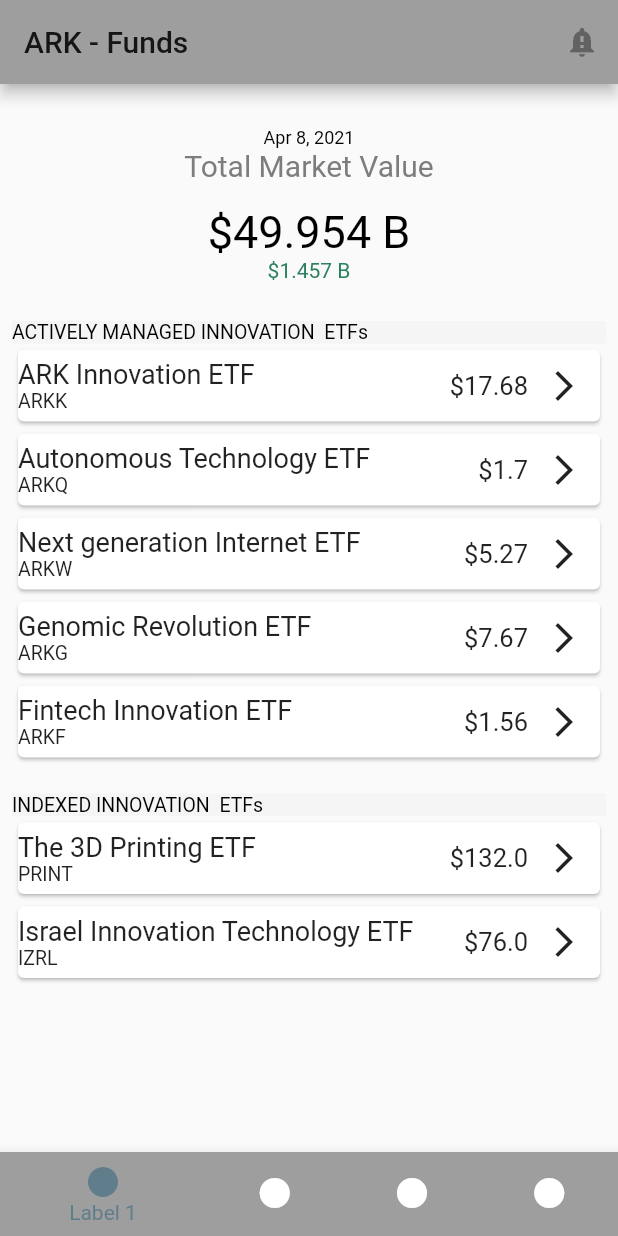
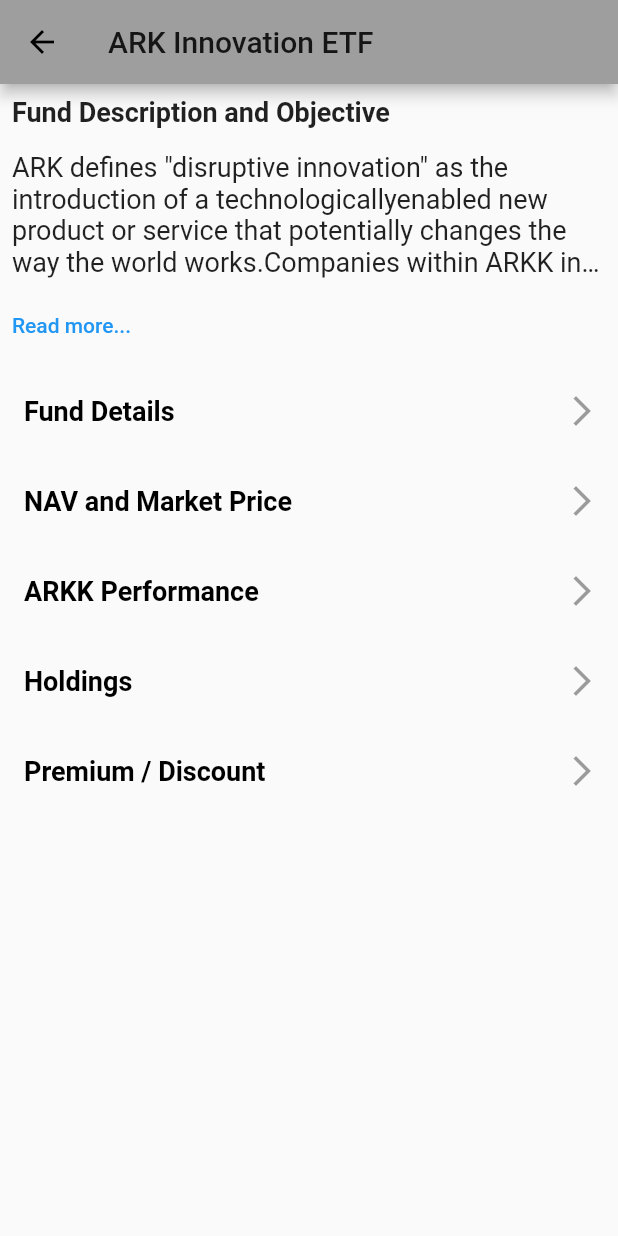
Before and after one commit to ajmal017/ARK-Funds, a Flutter app: the screen it shows after launch, after a tap on the "arrow forward ios" icon, on a phone screen of 412 x 824 dp. Run offline on Flutter 3.47's test engine with Material 2 defaults, Android fonts, the phone set to English and light mode, and no system bars.

Commit message:
added fund description

```diff
--- a/lib/dummy_data.dart
+++ b/lib/dummy_data.dart
@@ -40,3 +40,27 @@ final DUMMY_CATEGORIES2 = [
     amount: 76,
   ),
 ];
+
+final DUMMY_CATEGORIES3 = [
+  'Fund Details',
+  'NAV and Market Price',
+  'ARKK Performance',
+  'Holdings',
+  'Premium / Discount',
+  'Fund Documents',
+];
+
+final FUND_DESCRIPTION = [
+  'ARK defines \"disruptive innovation\" as the introduction of a technologically' +
+  'enabled new product or service that potentially changes the way the world works.' +
+  'Companies within ARKK include those that rely on or benefit from the development '+
+  'of new products or services, technological improvements and advancements in ' +
+  'scientific research relating to the areas of DNA technologies \(\"Genomic Revolution\"\), '+
+  'industrial innovation in energy, automation and manufacturing \(\"Industrial Innovation\"\), ' +
+  'the increased use of shared technology, infrastructure and services \(\"Next Generation Internet\"\), '+
+  'and technologies that make financial services more efficient \(\"Fintech Innovation\"\).'+
+  'ARKK is an actively managed ETF that seeks long-term growth of capital by investing under '+
+  'normal circumstances primarily (at least 65% of its assets) in domestic and '+
+  'foreign equity securities of companies that are relevant to the Fund\'s investment '+
+  'theme of disruptive innovation.'
+];
--- a/lib/main.dart
+++ b/lib/main.dart
@@ -1,16 +1,15 @@
+import './screens/bottom_tab_screen.dart';
+import './screens/etf_detail_screen.dart';
+import './screens/label1.dart';
+import './screens/detail_fund_description.dart';
+
 import 'package:flutter/material.dart';
-import 'package:arkfundsapp/screens/label1.dart';
-import 'package:arkfundsapp/screens/label2.dart';
-import 'package:arkfundsapp/screens/label3.dart';
-import 'package:arkfundsapp/screens/label4.dart';
-// import './screens/bottom_tab_screen.dart';
-// import './widgets/custom_list_view.dart';
-// import './widgets/intoduction.dart';
-// import './dummy_data.dart';
 
-void main() => runApp(ArkFundsLAndingPage());
 
-class ArkFundsLAndingPage extends StatelessWidget {
+
+void main() => runApp(ArkFundsLandingPage());
+
+class ArkFundsLandingPage extends StatelessWidget {
   @override
   Widget build(BuildContext context) {
     return MaterialApp(
@@ -18,79 +17,35 @@ class ArkFundsLAndingPage extends StatelessWidget {
       theme: ThemeData(
         primarySwatch: Colors.grey,
       ),
-      home: BottomTabBar(),
+      home: MyHomePage(),
     );
   }
 }
 
-class BottomTabBar extends StatefulWidget {
+class MyHomePage extends StatefulWidget {
   @override
-  _BottomTabBarState createState() => _BottomTabBarState();
+  _MyHomePageState createState() => _MyHomePageState();
 }
 
-class _BottomTabBarState extends State<BottomTabBar> {
-  List<Map<String, Object>> _pages;
-  int _selectedPageIndex = 0;
-
-  void _selectPage(int index) {
-    setState(() {
-      _selectedPageIndex = index;
-    });
-  }
-
-  @override
-  void initState() {
-    _pages = [
-      {'page': MyHomePage(), 'title': 'ARK - Funds'},
-      {'page': LabelTwo(), 'title': 'Label 2'},
-      {'page': LabelThree(), 'title': 'Label 3'},
-      {'page': LabelFour(), 'title': 'Label 4'},
-    ];
-    super.initState();
-  }
-
+class _MyHomePageState extends State<MyHomePage> {
   @override
   Widget build(BuildContext context) {
-    return Scaffold(
-        appBar: AppBar(
-          title: Text(_pages[_selectedPageIndex]['title']),
-          actions: [
-            IconButton(
-              icon: Icon(Icons.notification_important),
-              onPressed: null,
-            )
-          ],
-        ),
-        body: _pages[_selectedPageIndex]['page'],
-        bottomNavigationBar: BottomNavigationBar(
-          onTap: _selectPage,
-          backgroundColor: Colors.grey[300],
-          unselectedItemColor: Colors.white,
-          selectedItemColor: Colors.blueGrey,
-          currentIndex: _selectedPageIndex,
-          type: BottomNavigationBarType.shifting,
-          items: [
-            BottomNavigationBarItem(
-              backgroundColor: Theme.of(context).primaryColor,
-              icon: Icon(Icons.circle),
-              title: Text('Label 1'),
-            ),
-            BottomNavigationBarItem(
-              backgroundColor: Theme.of(context).primaryColor,
-              icon: Icon(Icons.circle),
-              title: Text('Label 2'),
-            ),
-            BottomNavigationBarItem(
-              backgroundColor: Theme.of(context).primaryColor,
-              icon: Icon(Icons.circle),
-              title: Text('Label 3'),
-            ),
-            BottomNavigationBarItem(
-              backgroundColor: Theme.of(context).primaryColor,
-              icon: Icon(Icons.circle),
-              title: Text('Label 4'),
-            ),
-          ],
-        ));
+    return MaterialApp(
+      title: 'ARK - Funds',
+      theme: ThemeData(
+        primarySwatch: Colors.grey,
+      ),
+      initialRoute: '/',
+      routes: {
+        '/':(ctx)=> BottomTabBar(),
+        EtfDetailScreen.routeName:(ctx)=>EtfDetailScreen(),
+        DetailFundDescription.routeName:(ctx)=>DetailFundDescription(),
+      },
+      onGenerateRoute: (settings) {
+        return MaterialPageRoute(
+          builder: (ctx) => LabelOne(),
+        );
+      },
+    );
   }
 }
--- /dev/null
+++ b/lib/models/custom_list_view.dart
@@ -0,0 +1,65 @@
+import '../screens/etf_detail_screen.dart';
+import 'package:flutter/material.dart';
+import 'category.dart';
+
+class CustomListView extends StatelessWidget {
+  final List<Category> dummyList;
+  final double flexInput;
+
+  CustomListView(this.dummyList, this.flexInput);
+
+  void selectEtf(BuildContext context,String title) {
+    Navigator.of(context).pushNamed(EtfDetailScreen.routeName,arguments: title);
+  }
+
+  @override
+  Widget build(BuildContext context) {
+    return SizedBox(
+      height: flexInput,
+      child: ListView.builder(
+        itemBuilder: (ctx, index) {
+          return Card(
+              child:Container(
+                width: double.infinity,
+                padding: EdgeInsets.only(left: 20,),
+                child: Row(
+                  mainAxisAlignment: MainAxisAlignment.spaceBetween,
+                  children: [
+                    Column(
+                      crossAxisAlignment: CrossAxisAlignment.start,
+                      children: [
+                        Text(
+                          dummyList[index].title,
+                          style:
+                              TextStyle(fontSize: 18, fontWeight: FontWeight.bold),
+                        ),
+                        Text(
+                          dummyList[index].subtitle,
+                          style: TextStyle(fontSize: 13),
+                        ),
+                      ],
+                    ),
+                    Row(
+                      mainAxisAlignment: MainAxisAlignment.end,
+                      children: [
+                        Text(
+                          '\$${dummyList[index].amount}',
+                          style: TextStyle(fontSize: 17),
+                        ),
+                        IconButton(
+                          icon: Icon(Icons.arrow_forward_ios),
+                          onPressed: () => selectEtf(context,dummyList[index].title),
+                        ),
+                      ],
+                    ),
+                  ],
+                ),
+              )
+
+          );
+        },
+        itemCount: dummyList.length,
+      ),
+    );
+  }
+}
--- /dev/null
+++ b/lib/models/custom_list_view_etf.dart
@@ -0,0 +1,65 @@
+import '../dummy_data.dart';
+import 'package:flutter/material.dart';
+
+class CustomListViewEtf extends StatelessWidget {
+  @override
+  Widget build(BuildContext context) {
+    return SizedBox(
+      child: ListView.builder(
+        itemBuilder: (ctx, index) => Container(
+          margin: EdgeInsets.only(
+            left: 16,
+          ),
+          padding: EdgeInsets.only(
+            top: 8,
+            bottom: 4,
+          ),
+          child: Row(
+            //mainAxisAlignment: MainAxisAlignment.spaceBetween,
+            mainAxisSize: MainAxisSize.max,
+            children: [
+              Text(
+                DUMMY_CATEGORIES3[index],
+                style: TextStyle(
+                  fontSize: 18,
+                  color: Colors.black,
+                  fontWeight: FontWeight.bold,
+                ),
+              ),
+              Spacer(),
+              IconButton(
+                icon: Icon(Icons.arrow_forward_ios),
+                onPressed: null,
+              ),
+              Divider(thickness: 2,color: Colors.black,),
+            ],
+          ),
+        ),
+        // itemBuilder: (ctx, index) => Column(
+        //   children: [
+        //     ListTile(
+        //       title: Text(
+        //         DUMMY_CATEGORIES3[index],
+        //         style: TextStyle(
+        //           fontSize: 18,
+        //           color: Colors.black,
+        //           fontWeight: FontWeight.bold,
+        //         ),
+        //       ),
+        //       trailing: Column(
+        //         mainAxisAlignment: MainAxisAlignment.end,
+        //         children: [
+        //         IconButton(
+        //         icon: Icon(Icons.arrow_forward_ios),
+        //         onPressed: null,
+        //       ),
+        //       ],),
+        //     ),
+        //     Divider(),
+        //   ],
+        // ),
+        itemCount: DUMMY_CATEGORIES3.length,
+      ),
+    );
+  }
+}
--- a/lib/screens/bottom_tab_screen.dart
+++ b/lib/screens/bottom_tab_screen.dart
@@ -1,11 +1,11 @@
-import 'package:arkfundsapp/main.dart';
-import 'package:arkfundsapp/screens/label1.dart';
-import 'package:arkfundsapp/screens/label2.dart';
-import 'package:arkfundsapp/screens/label3.dart';
-import 'package:arkfundsapp/screens/label4.dart';
+import '../screens/label1.dart';
+import '../screens/label2.dart';
+import '../screens/label3.dart';
+import '../screens/label4.dart';
 import 'package:flutter/material.dart';
 
 class BottomTabBar extends StatefulWidget {
+  static const routeName = '/bottom-tab-bar';
   @override
   _BottomTabBarState createState() => _BottomTabBarState();
 }
@@ -23,22 +23,10 @@ class _BottomTabBarState extends State<BottomTabBar> {
   @override
   void initState() {
     _pages = [
-      {
-        'page':MyHomePage(),
-        'title':'Label 1'
-      },
-      {
-        'page':LabelTwo(),
-        'title':'Label 2'
-      },
-      {
-        'page':LabelThree(),
-        'title':'Label 3'
-      },
-      {
-        'page':LabelFour(),
-        'title':'Label 4'
-      },
+      {'page': LabelOne(), 'title': 'ARK - Funds'},
+      {'page': LabelTwo(), 'title': 'Label 2'},
+      {'page': LabelThree(), 'title': 'Label 3'},
+      {'page': LabelFour(), 'title': 'Label 4'},
     ];
     super.initState();
   }
@@ -61,25 +49,24 @@ class _BottomTabBarState extends State<BottomTabBar> {
             BottomNavigationBarItem(
               backgroundColor: Theme.of(context).primaryColor,
               icon: Icon(Icons.circle),
-          title: Text('Label 1'),
+              title: Text(_pages[_selectedPageIndex]['title']),
             ),
             BottomNavigationBarItem(
               backgroundColor: Theme.of(context).primaryColor,
               icon: Icon(Icons.circle),
-          title: Text('Label 2'),
+              title: Text(_pages[_selectedPageIndex]['title']),
             ),
             BottomNavigationBarItem(
               backgroundColor: Theme.of(context).primaryColor,
               icon: Icon(Icons.circle),
-          title: Text('Label 3'),
+              title: Text(_pages[_selectedPageIndex]['title']),
             ),
             BottomNavigationBarItem(
               backgroundColor: Theme.of(context).primaryColor,
               icon: Icon(Icons.circle),
-          title: Text('Label 4'),
+              title: Text(_pages[_selectedPageIndex]['title']),
             ),
           ],
-    )
-    );
+        ));
   }
 }
--- /dev/null
+++ b/lib/screens/detail_fund_description.dart
@@ -0,0 +1,44 @@
+import 'package:flutter/material.dart';
+
+import '../dummy_data.dart';
+
+class DetailFundDescription extends StatelessWidget {
+  static const routeName = '/detail-fund-description';
+  @override
+  Widget build(BuildContext context) {
+    final etfTitle = ModalRoute.of(context).settings.arguments as String;
+    return Scaffold(
+      appBar: AppBar(
+        title: Text(etfTitle),
+      ),
+      body: Container(
+          child:
+              Column(crossAxisAlignment: CrossAxisAlignment.start, children: [
+        Container(
+          padding: EdgeInsets.all(8),
+          child: Text(
+            'Fund Description and Objective',
+            textAlign: TextAlign.left,
+            style: TextStyle(
+              fontSize: 18,
+              fontWeight: FontWeight.bold,
+            ),
+          ),
+        ),
+        Container(
+          //margin: EdgeInsets.all(8),
+          padding: EdgeInsets.all(8),
+          child: Text(
+            FUND_DESCRIPTION[0],
+            textAlign: TextAlign.left,
+            // overflow: TextOverflow.ellipsis,
+            // maxLines: 4,
+            style: TextStyle(
+              fontSize: 18,
+            ),
+          ),
+        ),
+      ])),
+    );
+  }
+}
--- /dev/null
+++ b/lib/screens/etf_detail_screen.dart
@@ -0,0 +1,36 @@
+import '../widgets/fund_description.dart';
+import '../models/custom_list_view_etf.dart';
+
+import 'package:flutter/material.dart';
+
+class EtfDetailScreen extends StatefulWidget {
+  static const routeName = '/etf-detail-screen';
+  @override
+  _EtfDetailScreenState createState() => _EtfDetailScreenState();
+}
+
+class _EtfDetailScreenState extends State<EtfDetailScreen> {
+  @override
+  Widget build(BuildContext context) {
+    final etfTitle = ModalRoute.of(context).settings.arguments as String;
+    return Scaffold(
+      appBar: AppBar(
+        title: Text(etfTitle),
+      ),
+      body: Container(
+        child: Column(
+          children: [
+            SizedBox(
+              height: 186,
+              child: FundDescription(etfTitle: etfTitle,),
+            ),
+            SizedBox(
+              height: 300,
+              child: CustomListViewEtf(),
+            ),
+          ],
+        ),
+      ),
+    );
+  }
+}
--- a/lib/screens/label1.dart
+++ b/lib/screens/label1.dart
@@ -1,52 +1,46 @@
-import 'package:arkfundsapp/widgets/custom_list_view.dart';
-import 'package:arkfundsapp/widgets/intoduction.dart';
 import 'package:flutter/material.dart';
 
+import '../models/custom_list_view.dart';
+import '../widgets/intoduction.dart';
 import '../dummy_data.dart';
 
-class MyHomePage extends StatefulWidget {
+class LabelOne extends StatefulWidget {
   @override
-  _MyHomePageState createState() => _MyHomePageState();
+  _LabelOneState createState() => _LabelOneState();
 }
 
-class _MyHomePageState extends State<MyHomePage> {
-  @override
-  Widget build(BuildContext context) {
+class _LabelOneState extends State<LabelOne> {
+  Widget selectContainer(String text) {
     return Container(
-      child: Padding(
-        padding: const EdgeInsets.all(8.0),
-        child: Column(
-          crossAxisAlignment: CrossAxisAlignment.start,
-          children: [
-            Introduction(150),
-            Container(
+      padding: EdgeInsets.all(8),
+      margin: EdgeInsets.only(
+        left: 16,
+      ),
       width: double.infinity,
       color: Colors.grey[100],
       child: Text(
-                'ACTIVELY MANAGED INNOVATION  ETFs',
+        text,
         style: TextStyle(
           fontSize: 13,
           color: Colors.black,
         ),
       ),
-            ),
-            CustomListView(DUMMY_CATEGORIES1, 300),
-            Container(
-              width: double.infinity,
-              color: Colors.grey[100],
-              child: Text(
-                'INDEXED INNOVATION  ETFs',
-                style: TextStyle(
-                  fontSize: 13,
-                  color: Colors.black,
-                ),
-              ),
-            ),
+    );
+  }
+
+  @override
+  Widget build(BuildContext context) {
+    return Container(
+      child: Column(
+        crossAxisAlignment: CrossAxisAlignment.start,
+        children: [
+          Introduction(150),
+          selectContainer('ACTIVELY MANAGED INNOVATION  ETFs'),
+          CustomListView(DUMMY_CATEGORIES1, 280),
+          selectContainer('INDEXED INNOVATION  ETFs'),
           CustomListView(DUMMY_CATEGORIES2, 120),
         ],
       ),
-      ),
-      //bottomNavigationBar: BottomTabBar(),
     );
   }
 }
--- a/lib/widgets/custom_list_view.dart
+++ /dev/null
@@ -1,54 +0,0 @@
-import 'package:arkfundsapp/models/category.dart';
-import 'package:flutter/material.dart';
-import '../models/category.dart';
-
-class CustomListView extends StatelessWidget {
-  final List<Category> dummyList;
-  final double flexInput;
-
-  CustomListView(this.dummyList,this.flexInput);
-  @override
-  Widget build(BuildContext context) {
-    return SizedBox(
-      height: flexInput,
-      child: ListView.builder(
-        itemBuilder: (ctx, index) {
-          return Card(
-            child: Row(
-              mainAxisAlignment: MainAxisAlignment.spaceBetween,
-              children: [
-                Column(
-                  crossAxisAlignment: CrossAxisAlignment.start,
-                  children: [
-                    Text(
-                      dummyList[index].title,
-                      style: TextStyle(fontSize: 18),
-                    ),
-                    Text(
-                      dummyList[index].subtitle,
-                      style: TextStyle(fontSize: 13),
-                    ),
-                  ],
-                ),
-                Row(
-                  mainAxisAlignment: MainAxisAlignment.end,
-                  children: [
-                    Text(
-                      '\$${dummyList[index].amount}',
-                      style: TextStyle(fontSize: 17),
-                    ),
-                    IconButton(
-                      icon: Icon(Icons.arrow_forward_ios),
-                      onPressed: () {},
-                    ),
-                  ],
-                ),
-              ],
-            ),
-          );
-        },
-        itemCount: dummyList.length,
-      ),
-    );
-  }
-}
--- /dev/null
+++ b/lib/widgets/fund_description.dart
@@ -0,0 +1,59 @@
+import '../screens/detail_fund_description.dart';
+import '../dummy_data.dart';
+
+import 'package:flutter/material.dart';
+
+class FundDescription extends StatelessWidget {
+  final String etfTitle;
+  FundDescription({
+    @required this.etfTitle,
+  });
+  void fundDescription(BuildContext context, String etfTitle) {
+    Navigator.of(context)
+        .pushNamed(DetailFundDescription.routeName, arguments: etfTitle);
+  }
+
+  @override
+  Widget build(BuildContext context) {
+    return Container(
+      child: Column(
+        crossAxisAlignment: CrossAxisAlignment.start,
+        children: [
+          Container(
+            padding: EdgeInsets.all(8),
+            child: Text(
+              'Fund Description and Objective',
+              textAlign: TextAlign.left,
+              style: TextStyle(
+                fontSize: 18,
+                fontWeight: FontWeight.bold,
+              ),
+            ),
+          ),
+          Container(
+            //margin: EdgeInsets.all(8),
+            padding: EdgeInsets.all(8),
+            child: Text(
+              FUND_DESCRIPTION[0],
+              textAlign: TextAlign.left,
+              overflow: TextOverflow.ellipsis,
+              maxLines: 4,
+              style: TextStyle(
+                fontSize: 18,
+              ),
+            ),
+          ),
+          TextButton(
+            onPressed: () => fundDescription(context, etfTitle),
+            child: Text(
+              'Read more...',
+              style: TextStyle(
+                color: Colors.blue,
+              ),
+            ),
+          ),
+        ],
+      ),
+    );
+  }
+}
```
Also changed, not shown: 1 other file. Lines whose indentation alone changed are shown as unchanged.
